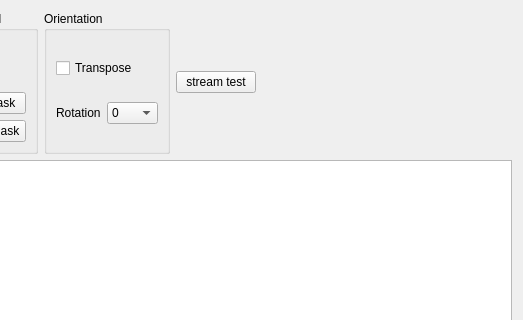
Before: the Qt Designer form bec_widgets/examples/eiger_plot/eiger_plot.ui in bec-project/bec_widgets, drawn with Qt 5; both pictures show x 285 to 808 and y 0 to 320 of the 808 by 675 pixel window.
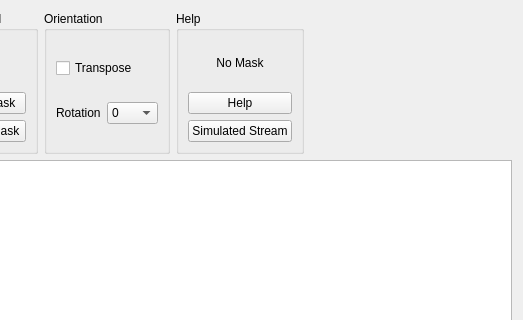
After: the same form once the commit is applied. Custom widgets are drawn as their Qt base class.

Commit message: feat: added key bindings and help dialog

Patch:
```diff
--- a/bec_widgets/examples/eiger_plot/eiger_plot.ui
+++ b/bec_widgets/examples/eiger_plot/eiger_plot.ui
@@ -150,10 +150,36 @@
       </widget>
      </item>
      <item>
-      <widget class="QPushButton" name="pushButton_test">
-       <property name="text">
-        <string>stream test</string>
+      <widget class="QGroupBox" name="groupBox_4">
+       <property name="title">
+        <string>Help</string>
        </property>
+       <layout class="QVBoxLayout" name="verticalLayout_3">
+        <item>
+         <widget class="QLabel" name="label_mask">
+          <property name="text">
+           <string>No Mask</string>
+          </property>
+          <property name="alignment">
+           <set>Qt::AlignCenter</set>
+          </property>
+         </widget>
+        </item>
+        <item>
+         <widget class="QPushButton" name="pushButton_help">
+          <property name="text">
+           <string>Help</string>
+          </property>
+         </widget>
+        </item>
+        <item>
+         <widget class="QPushButton" name="pushButton_test">
+          <property name="text">
+           <string>Simulated Stream</string>
+          </property>
+         </widget>
+        </item>
+       </layout>
       </widget>
      </item>
      <item>
```
The commit also changes 2 other files.
